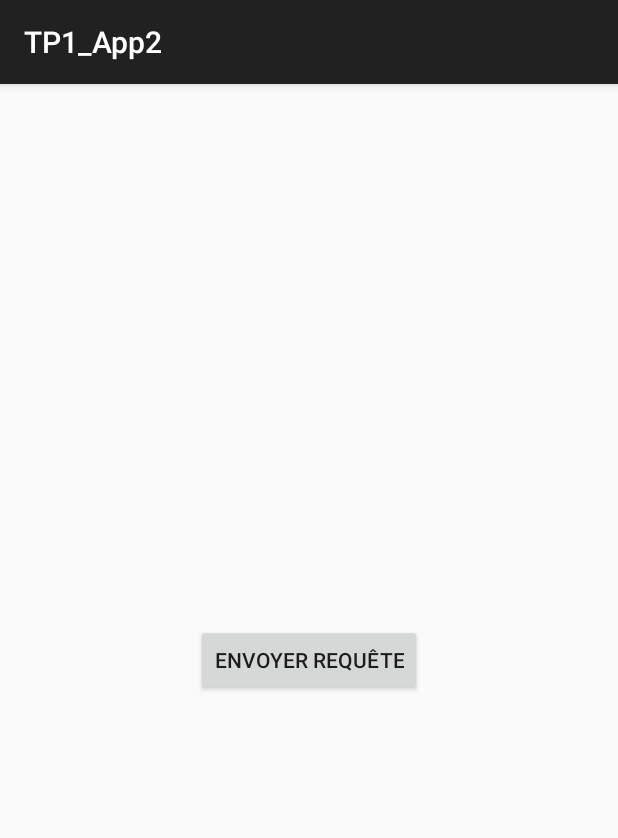
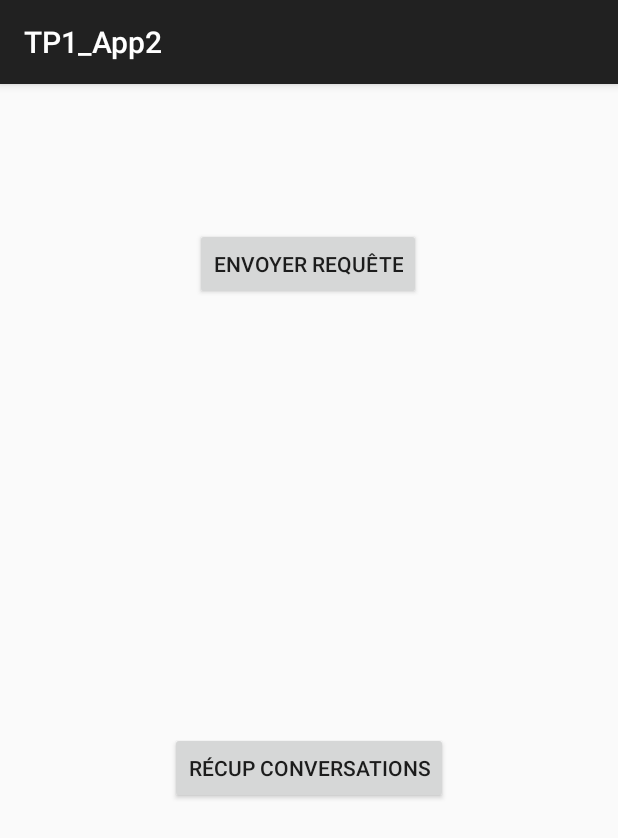
Before and after one commit to tb59/TP1_App2, an Android app: the NetworkActivity screen opened directly, with no data from a screen before it, after a tap on "ENVOYER REQUÊTE", on a phone screen of 412 x 824 dp. Shown: the top 838 px of the screen. Run offline under Robolectric (Android 15) with nearby library versions, the light colour scheme and no system bars.

Commit message:
Utilisation des asynctasks pour des requetes reseau

```diff
--- a/app/src/main/java/com/example/tp1_app2/GlobalState.java
+++ b/app/src/main/java/com/example/tp1_app2/GlobalState.java
@@ -13,6 +13,8 @@ import java.io.BufferedReader;
 import java.io.IOException;
 import java.io.InputStream;
 import java.io.InputStreamReader;
+import java.net.CookieHandler;
+import java.net.CookieManager;
 import java.net.HttpURLConnection;
 import java.net.MalformedURLException;
 import java.net.URL;
@@ -32,6 +34,8 @@ public class GlobalState extends Application {
     public void onCreate() {
         // Appelée lors de la création de l'application
         super.onCreate();
+        CookieManager cookieManager = new CookieManager();
+        CookieHandler.setDefault(cookieManager);
     }
 
 
--- a/app/src/main/java/com/example/tp1_app2/NetworkActivity.java
+++ b/app/src/main/java/com/example/tp1_app2/NetworkActivity.java
@@ -2,7 +2,9 @@ package com.example.tp1_app2;
 
 import androidx.appcompat.app.AppCompatActivity;
 
+import android.os.AsyncTask;
 import android.os.Bundle;
+import android.util.Log;
 import android.view.View;
 import android.widget.Button;
 
@@ -10,6 +12,7 @@ public class NetworkActivity extends AppCompatActivity implements View.OnClickLi
 
     GlobalState gs;
     private Button refBtnEnvoiReq;
+    private Button refBtnRecupConv;
 
     @Override
     protected void onCreate(Bundle savedInstanceState) {
@@ -20,7 +23,9 @@ public class NetworkActivity extends AppCompatActivity implements View.OnClickLi
         gs.alerter("OnCreate");
 
         refBtnEnvoiReq = findViewById(R.id.btnEnvoiRequete);
+        refBtnRecupConv = findViewById(R.id.btnGetConversations);
         refBtnEnvoiReq.setOnClickListener(this);
+        refBtnRecupConv.setOnClickListener(this);
     }
 
     // Chaque fois que cette activité est redémarrée, on vérifier l'état du réseau
@@ -37,11 +42,78 @@ public class NetworkActivity extends AppCompatActivity implements View.OnClickLi
     @Override
     public void onClick(View v) {
         gs.alerter("Envoi d'une requete HTTP");
-        String s = gs.requete("action=connexion&login=user&passe=user");
+        // String s = gs.requete("action=connexion&login=user&passe=user");
         // android.os.NetworkOnMainThreadException
         // Il n'est pas autorisé de déclencher des traitements longs (requete HTTP, parsing JSON)
         // dans le thread de l'interface graphique 'UI thread' 'Main thread'
         // Ce thread a pour role de dépiler aussitôt que possible les interactions utilisateurs
         // Problèmes possibles "ANR" Application Not Responding
+        // SOlution : utiliser des asynctask
+        // manière rapide de déclencher des threads
+        switch (v.getId()) {
+
+            case R.id.btnEnvoiRequete :
+                JSONAsyncTask tache1 = new JSONAsyncTask();
+                tache1.execute("connexion");
+            break;
+
+            case R.id.btnGetConversations :
+                JSONAsyncTask tache2 = new JSONAsyncTask();
+                tache2.execute("getConversations");
+            break;
+        }
+
+    }
+
+    // Une classe interne est déclarée à l'intérieur d'une autre classe.
+// Elle peut donc accéder aux membres de la classe externe.
+// http://fr.wikibooks.org/wiki/Programmation_Java/Classes_internes
+
+    class JSONAsyncTask extends AsyncTask<String, Void, String> {
+        // Params, Progress, Result
+
+        // Premier param : nature des éléments passés en paramètre lors de l'exécution du thread
+        // Second param : nature des notifications déclenchées pour représenter l'avancement du thread
+        // 3ème param : nature de la réponse
+
+        private String mode;
+
+        @Override
+        protected void onPreExecute() {
+            super.onPreExecute();
+            NetworkActivity.this.gs.alerter("onPreExecute");
+        }
+
+        @Override
+        protected String doInBackground(String... qs) {
+            // pas d'interaction avec l'UI Thread ici
+            //NetworkActivity.this.gs.alerter("doInBackground");
+            // Can't toast on a thread that has not called Looper.prepare()
+            Log.i(NetworkActivity.this.gs.CAT,"doInBackground");
+
+            // String... qs est une ELLIPSE : cela signifie que les arguments
+            // passés à la méthode execute (en nombre quelconque) seront récupérés
+            // sous la forme d'un tableau baptisé "qs"
+            Log.i(NetworkActivity.this.gs.CAT,"arg1 : " + qs[0]);
+            //Log.i(NetworkActivity.this.gs.CAT,"arg2 : " + qs[1]);
+            mode =qs[0];
+
+            switch (qs[0]) {
+                case "connexion" :
+                    return NetworkActivity.this.gs.requete("action=connexion&login=user&passe=user");
+                case "getConversations" :
+                    return NetworkActivity.this.gs.requete("action=getConversations");
+                default:
+                    return "{}";
+            }
+
+        }
+
+        protected void onPostExecute(String result) {
+            Log.i(NetworkActivity.this.gs.CAT,"onPostExecute");
+            if (mode == "connexion") refBtnRecupConv.setEnabled(true);
+
+            NetworkActivity.this.gs.alerter("resultat : " + result);
+        }
     }
 }
--- a/app/src/main/res/layout/activity_network.xml
+++ b/app/src/main/res/layout/activity_network.xml
@@ -7,13 +7,25 @@
     tools:context=".NetworkActivity">
 
     <Button
-        android:enabled="false"
         android:id="@+id/btnEnvoiRequete"
         android:layout_width="wrap_content"
+        android:layout_height="0dp"
+        android:layout_marginTop="96dp"
+        android:enabled="false"
+        android:text="@string/envoyer_requete"
+        app:layout_constraintEnd_toEndOf="parent"
+        app:layout_constraintHorizontal_bias="0.498"
+        app:layout_constraintStart_toStartOf="parent"
+        app:layout_constraintTop_toTopOf="parent" />
+
+    <Button
+        android:id="@+id/btnGetConversations"
+        android:layout_width="wrap_content"
         android:layout_height="wrap_content"
-        android:text="@string/envoyer_requete"
+        android:enabled="false"
+        android:text="@string/recup_conversations"
         app:layout_constraintBottom_toBottomOf="parent"
         app:layout_constraintEnd_toEndOf="parent"
         app:layout_constraintStart_toStartOf="parent"
-        app:layout_constraintTop_toTopOf="parent" />
+        app:layout_constraintTop_toBottomOf="@+id/btnEnvoiRequete" />
 </androidx.constraintlayout.widget.ConstraintLayout>
--- a/app/src/main/res/values/strings.xml
+++ b/app/src/main/res/values/strings.xml
@@ -8,4 +8,5 @@
     <string name="json">JSON</string>
     <string name="reseau">Réseau</string>
     <string name="envoyer_requete">Envoyer Requête</string>
+    <string name="recup_conversations">Récup conversations</string>
 </resources>
```
